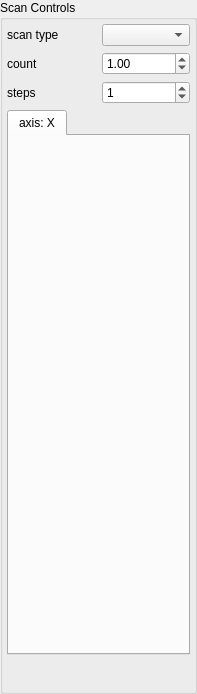
The window that spectromicroscopy/smpgui/ui_scancontrols.ui (praxes/praxes) describes before a commit, drawn with Qt 5.
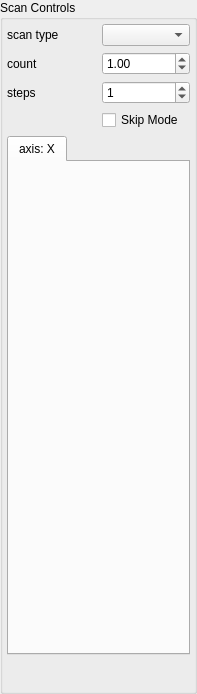
The same window after the commit.

The edit to the form file:
```diff
--- a/spectromicroscopy/smpgui/ui_scancontrols.ui
+++ b/spectromicroscopy/smpgui/ui_scancontrols.ui
@@ -135,6 +135,13 @@
           </property>
          </widget>
         </item>
+        <item row="3" column="1" >
+         <widget class="QCheckBox" name="skipModeCheckBox" >
+          <property name="text" >
+           <string>Skip Mode</string>
+          </property>
+         </widget>
+        </item>
        </layout>
       </item>
       <item>
```
